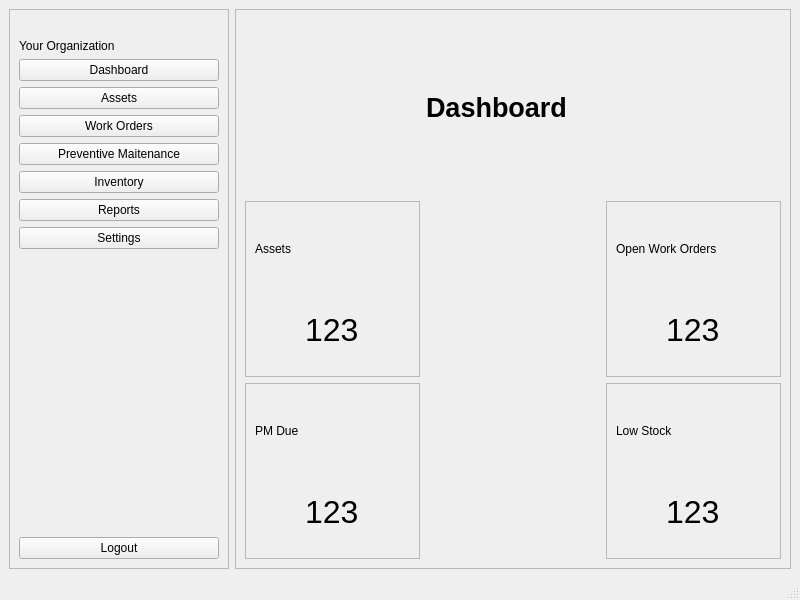
The window that MaintenanceSystem/app/ui/forms/dashboard.ui (Apie-dup/MaintenanceSystem) describes before a commit, drawn with Qt 5.
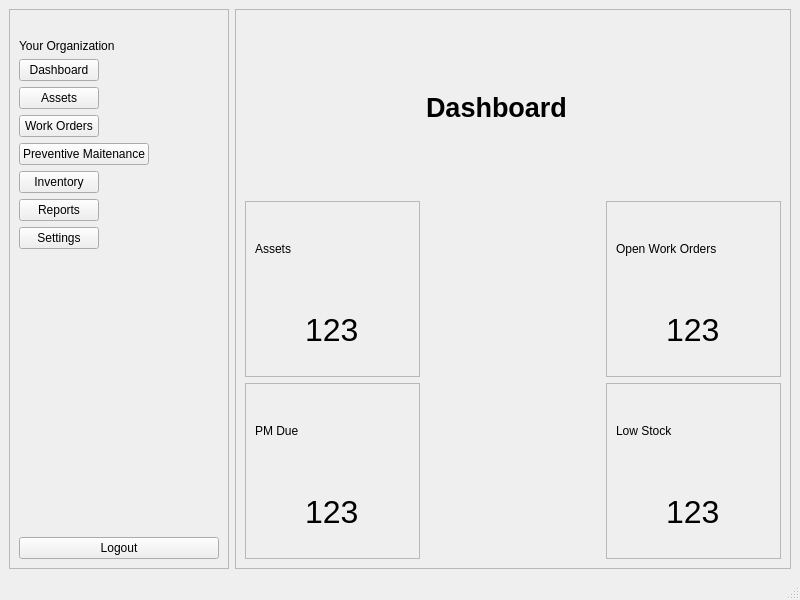
The same window after the commit.

```diff
--- a/MaintenanceSystem/app/ui/forms/dashboard.ui
+++ b/MaintenanceSystem/app/ui/forms/dashboard.ui
@@ -50,49 +50,49 @@
          </property>
         </widget>
        </item>
-       <item>
+       <item alignment="Qt::AlignmentFlag::AlignLeft">
         <widget class="QPushButton" name="btnDashboard">
          <property name="text">
           <string>Dashboard</string>
          </property>
         </widget>
        </item>
-       <item>
+       <item alignment="Qt::AlignmentFlag::AlignLeft">
         <widget class="QPushButton" name="btnAssets">
          <property name="text">
           <string>Assets</string>
          </property>
         </widget>
        </item>
-       <item>
+       <item alignment="Qt::AlignmentFlag::AlignLeft">
         <widget class="QPushButton" name="btnWorkOrders">
          <property name="text">
           <string>Work Orders</string>
          </property>
         </widget>
        </item>
-       <item>
+       <item alignment="Qt::AlignmentFlag::AlignLeft">
         <widget class="QPushButton" name="btnPreventive">
          <property name="text">
           <string>Preventive Maitenance</string>
          </property>
         </widget>
        </item>
-       <item>
+       <item alignment="Qt::AlignmentFlag::AlignLeft">
         <widget class="QPushButton" name="btnInventory">
          <property name="text">
           <string>Inventory</string>
          </property>
         </widget>
        </item>
-       <item>
+       <item alignment="Qt::AlignmentFlag::AlignLeft">
         <widget class="QPushButton" name="btnReports">
          <property name="text">
           <string>Reports</string>
          </property>
         </widget>
        </item>
-       <item>
+       <item alignment="Qt::AlignmentFlag::AlignLeft">
         <widget class="QPushButton" name="btnSettings">
          <property name="text">
           <string>Settings</string>
```
Left out of the diff: 120 changed lines with no effect on the pictures.
